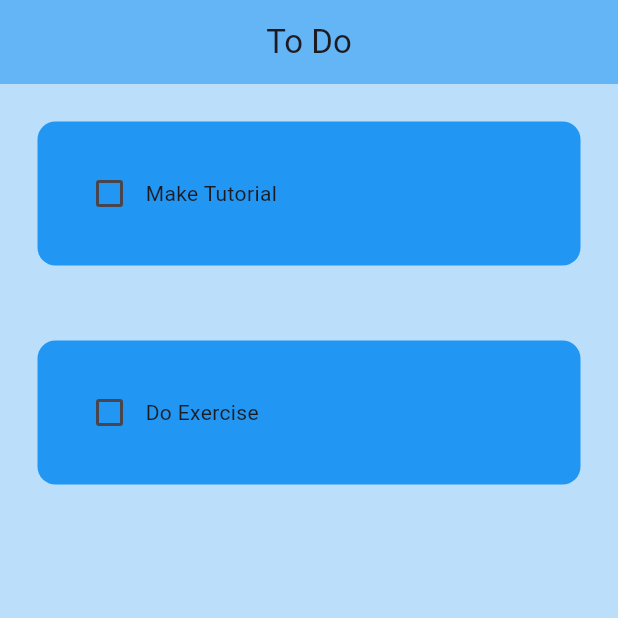
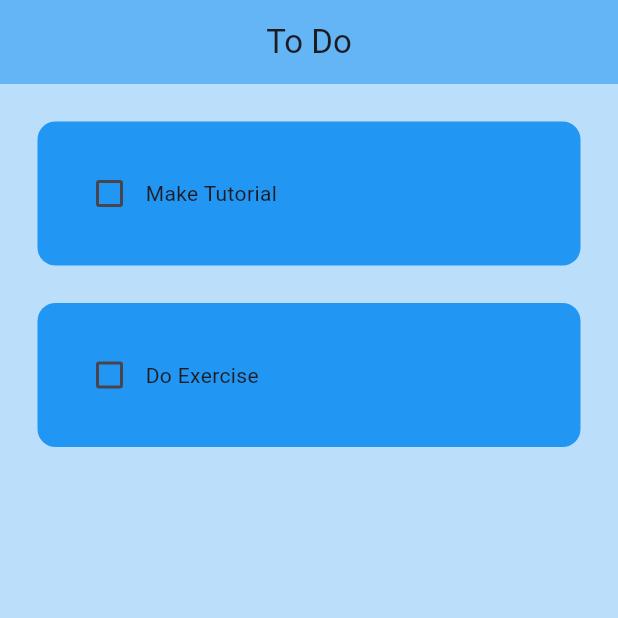
Before and after one commit to alexmortelsison/todo2025, a Flutter app: the screen it shows after launch, on a phone screen of 412 x 824 dp, the top half of it. Run offline on Flutter 3.47's test engine with Material 3 defaults, Android fonts, the phone set to English and light mode, and no system bars.

Commit message:
updated textstyle - added linethrough taskcompleted

```diff
--- a/lib/util/todo_tile.dart
+++ b/lib/util/todo_tile.dart
@@ -14,7 +14,7 @@ class ToDoTile extends StatelessWidget {
   @override
   Widget build(BuildContext context) {
     return Padding(
-      padding: const EdgeInsets.all(25.0),
+      padding: const EdgeInsets.only(left: 25, right: 25, top: 25),
       child: Container(
         padding: const EdgeInsets.all(24),
         decoration: BoxDecoration(
@@ -23,8 +23,18 @@ class ToDoTile extends StatelessWidget {
         ),
         child: Row(
           children: [
-            Checkbox(value: taskCompleted, onChanged: onChanged),
-            Text(taskName),
+            Checkbox(
+              value: taskCompleted,
+              onChanged: onChanged,
+              activeColor: Colors.black,
+            ),
+            Text(
+              taskName,
+              style: TextStyle(
+                  decoration: taskCompleted
+                      ? TextDecoration.lineThrough
+                      : TextDecoration.none),
+            ),
           ],
         ),
       ),
```
